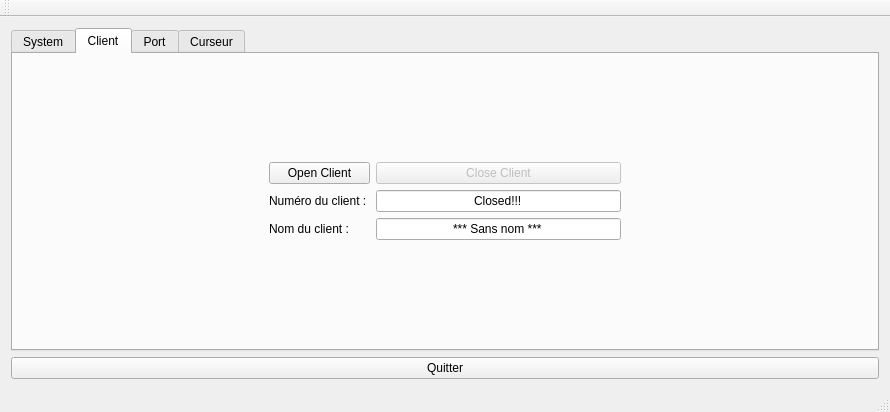
Old version of the form mainwindow.ui in the repository Dagal/CurseurMidi.
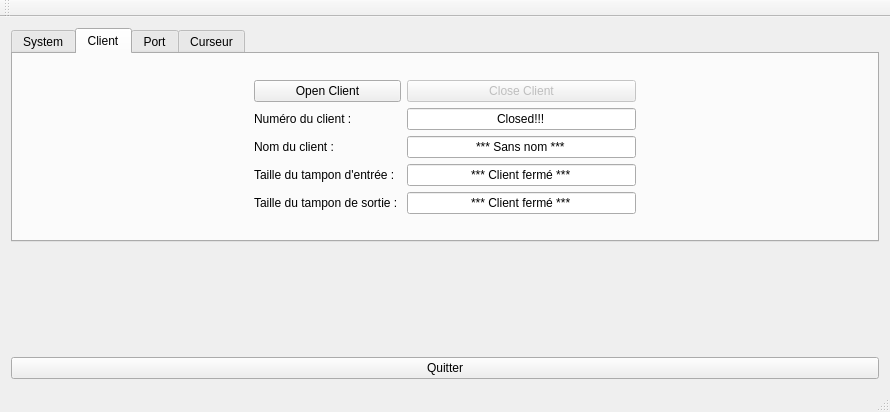
New version of the form. The open tabs and pages were chosen to show the change.

Commit message: Buffer Size Test Added

What changed in the file:
```diff
--- a/mainwindow.ui
+++ b/mainwindow.ui
@@ -174,6 +174,40 @@
             </property>
            </spacer>
           </item>
+          <item row="3" column="1">
+           <widget class="QLabel" name="inputBufferSizeLabel">
+            <property name="text">
+             <string>Taille du tampon d'entrée : </string>
+            </property>
+           </widget>
+          </item>
+          <item row="3" column="3">
+           <widget class="QLineEdit" name="inputBufferSizeLineEdit">
+            <property name="text">
+             <string>*** Client fermé ***</string>
+            </property>
+            <property name="alignment">
+             <set>Qt::AlignCenter</set>
+            </property>
+           </widget>
+          </item>
+          <item row="4" column="1">
+           <widget class="QLabel" name="outputBufferSizeLabel">
+            <property name="text">
+             <string>Taille du tampon de sortie : </string>
+            </property>
+           </widget>
+          </item>
+          <item row="4" column="3">
+           <widget class="QLineEdit" name="outputBufferSizeLineEdit">
+            <property name="text">
+             <string>*** Client fermé ***</string>
+            </property>
+            <property name="alignment">
+             <set>Qt::AlignCenter</set>
+            </property>
+           </widget>
+          </item>
          </layout>
         </item>
        </layout>
@@ -370,6 +404,19 @@
       </widget>
      </widget>
     </item>
+    <item>
+     <spacer name="verticalSpacer">
+      <property name="orientation">
+       <enum>Qt::Vertical</enum>
+      </property>
+      <property name="sizeHint" stdset="0">
+       <size>
+        <width>20</width>
+        <height>40</height>
+       </size>
+      </property>
+     </spacer>
+    </item>
     <item>
      <layout class="QHBoxLayout" name="horizontalLayout_3">
       <item>
```
Left out of the diff: 2 changed lines with no effect on the pictures. The commit also changes 3 other files.
